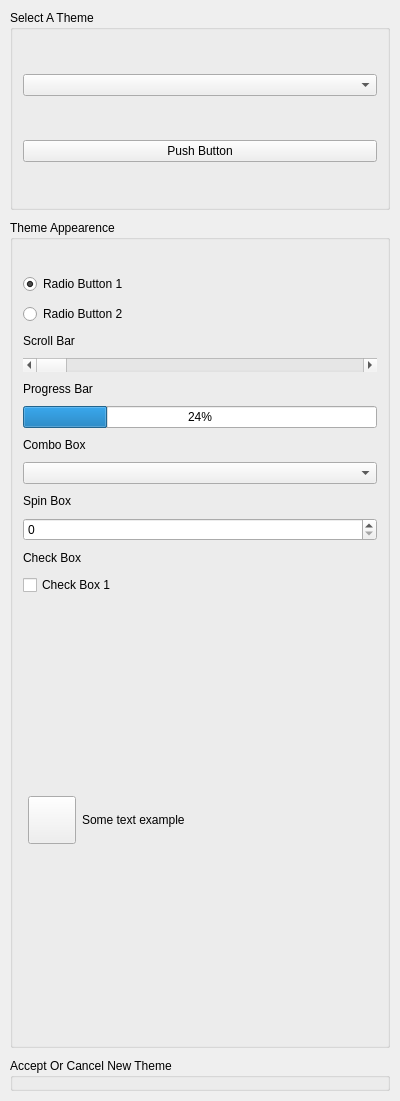
The window that GoTvApps/GoTvCommon/Forms/AppletTheme.ui (brettrjones/gotvptop) describes before a commit, drawn with Qt 5.
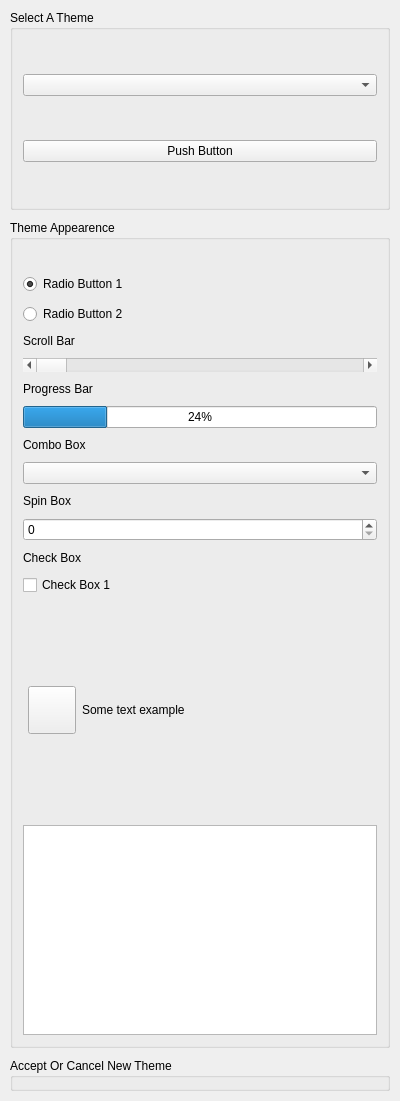
The same window after the commit. Custom widgets are drawn as their Qt base class.

```diff
--- a/GoTvApps/GoTvCommon/Forms/AppletTheme.ui
+++ b/GoTvApps/GoTvCommon/Forms/AppletTheme.ui
@@ -275,6 +275,9 @@
         </layout>
        </widget>
       </item>
+      <item>
+       <widget class="VxPlainTextEdit" name="m_PlainTextEdit"/>
+      </item>
      </layout>
     </widget>
    </item>
@@ -342,6 +345,11 @@
    <extends>QComboBox</extends>
    <header>VxComboBox.h</header>
   </customwidget>
+  <customwidget>
+   <class>VxPlainTextEdit</class>
+   <extends>QPlainTextEdit</extends>
+   <header>VxPlainTextEdit.h</header>
+  </customwidget>
  </customwidgets>
  <resources/>
  <connections/>
```
